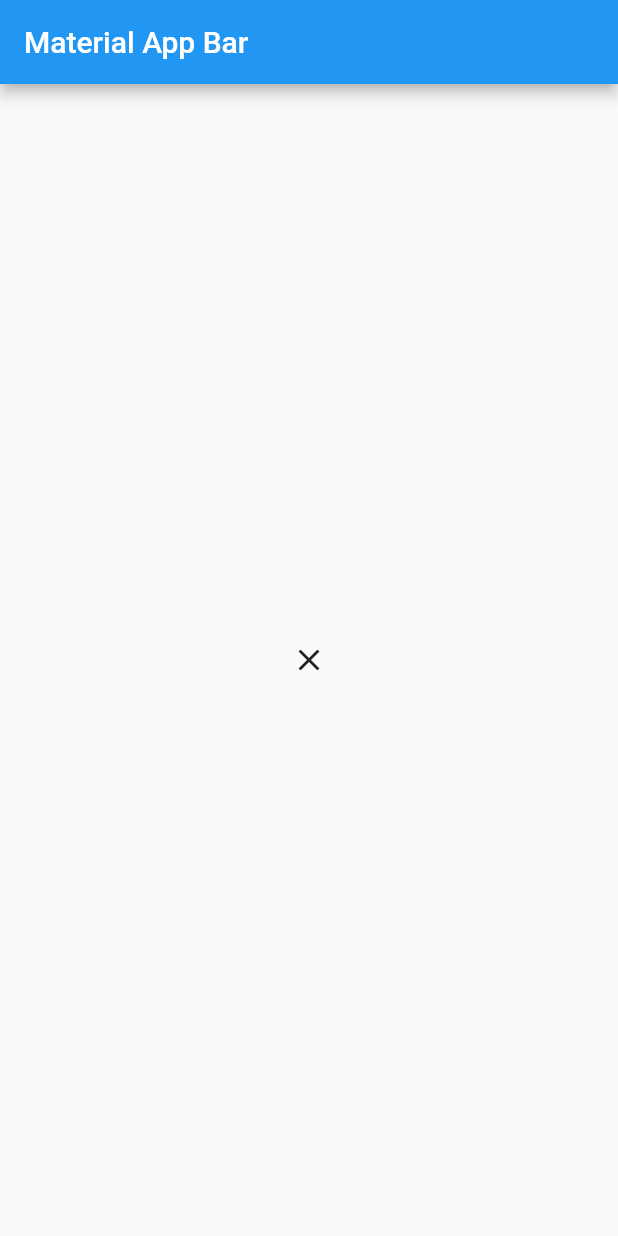
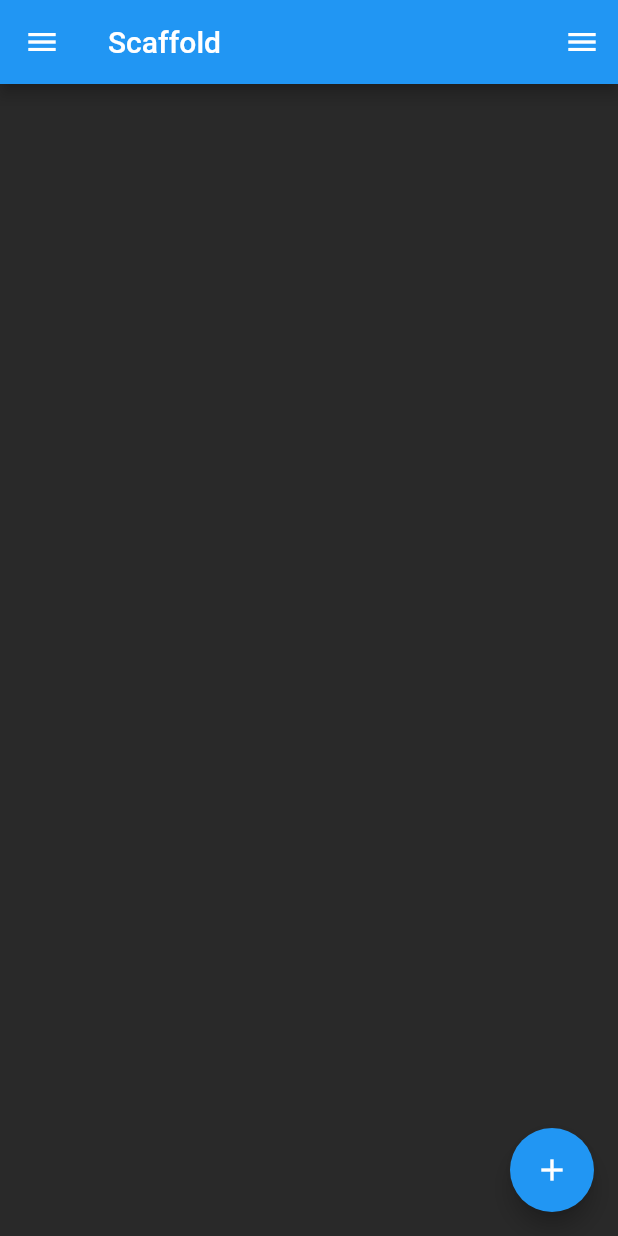
Before and after one commit to KevindelCid/ejercicio1flutter, a Flutter app: the screen it shows after launch, on a phone screen of 412 x 824 dp. Run offline on Flutter 3.47's test engine with Material 2 defaults, Android fonts, the phone set to English and light mode, and no system bars.

Commit message:
ejercicio probando el uso de scaffold floatingActionButton, Drawers y backgrounColor

```diff
--- a/lib/main.dart
+++ b/lib/main.dart
@@ -8,23 +8,18 @@ class MyApp extends StatelessWidget {
     return MaterialApp(
       title: 'Material App',
       home: Scaffold(
-        appBar: AppBar(
-          title: const Text('Material App Bar'),
-        ),
-        body: Center(
-            // child: Image.network(
-            //   'https://steamuserimages-a.akamaihd.net/ugc/1689400601813337329/77493C8B648A8DCDE0A7FF49EE4E492A8D79E692/?imw=512&&ima=fit&impolicy=Letterbox&imcolor=%23000000&letterbox=false',
-            //   height: 700,
-            //   //aqui podria ponerle un fit: BoxFit.cover; fil ... y usar el width:
-            // ),
-
-            child: IconButton(
-          icon: const Icon(Icons.close),
-          onPressed: () {
-            print('holiiiis');
-          },
-        )),
-      ),
+          appBar: AppBar(
+            title: const Text('Scaffold'),
+          ),
+          body: const Center(),
+          floatingActionButton: FloatingActionButton(
+              onPressed: () {
+                print('add');
+              },
+              child: const Icon(Icons.add)),
+          drawer: Drawer(),
+          endDrawer: Drawer(),
+          backgroundColor: Color.fromARGB(255, 41, 41, 41)),
     );
   }
 }
```
